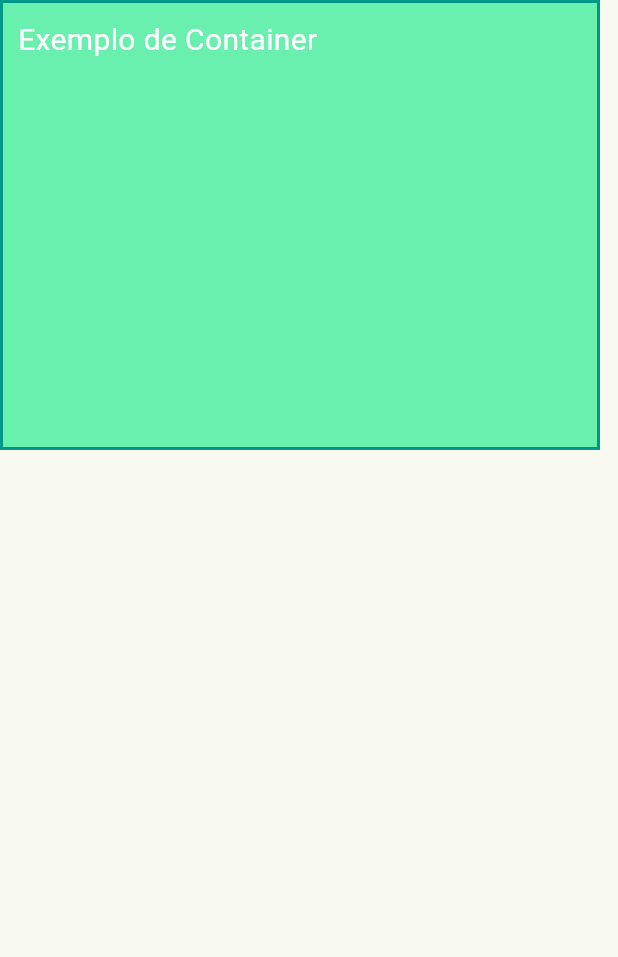
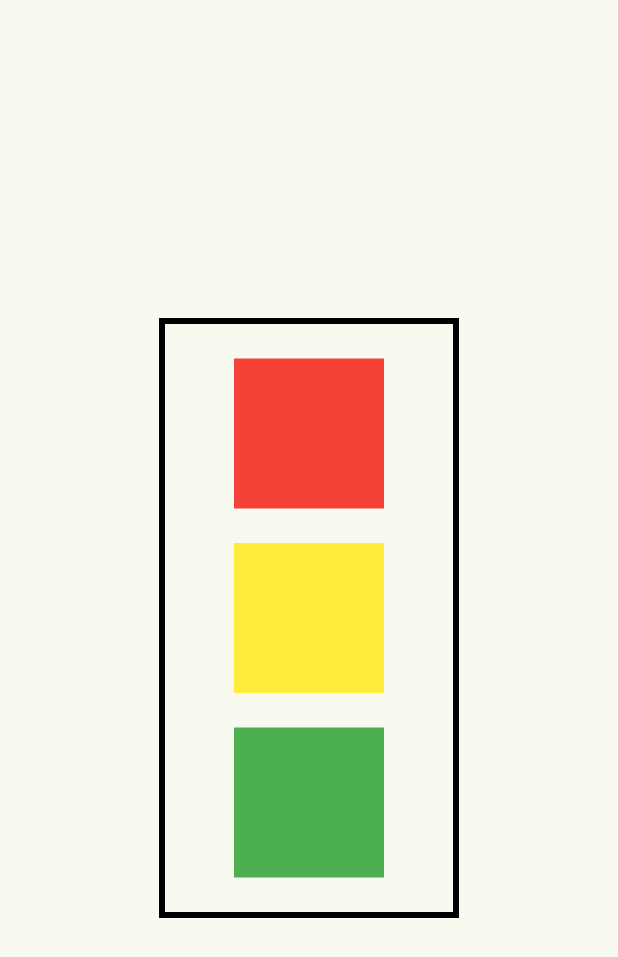
Before and after one commit to joao-victor-73/EstudosADS, a Flutter app: the screen it shows after launch, on a phone screen of 412 x 824 dp. Shown: the top 957 px of the screen. Run offline on Flutter 3.47's test engine with Material 3 defaults, Android fonts, the light colour scheme and no system bars.

Commit message:
Treinando o Column

```diff
--- a/Desenvolvimento p Dispositivos Moveis/Aulas/Aula 05 - 16-03/column_container_row/lib/main.dart
+++ b/Desenvolvimento p Dispositivos Moveis/Aulas/Aula 05 - 16-03/column_container_row/lib/main.dart
@@ -35,25 +35,35 @@
   @override
   Widget build(BuildContext context) {
     return Scaffold(
-        body: Container(
-            decoration: BoxDecoration(
-              color: Colors.greenAccent,
-              border: Border.all(
-                color: Colors.teal,
-                width: 2,
-              ),
-            ),
-            padding: const EdgeInsets.all(10),
-            height: 300,
-            width: 400,
-            child: const Text(
-              'Exemplo de Container',
-              style: TextStyle(color: Colors.white, fontSize: 20),
-            )));
+        body: Center(
+            child: Container(
+                decoration: BoxDecoration(border: Border.all(width: 4)),
+                height: 400,
+                width: 200,
+                child: Column(
+                  mainAxisAlignment: MainAxisAlignment.spaceEvenly,
+                  children: [
+                    Container(
+                      width: 100,
+                      height: 100,
+                      color: Colors.red,
+                    ),
+                    Container(
+                      width: 100,
+                      height: 100,
+                      color: Colors.yellow,
+                    ),
+                    Container(
+                      width: 100,
+                      height: 100,
+                      color: Colors.green,
+                    ),
+                  ],
+                ))));
   }
 }
 
-/* Exemplo de Container
+/* Exemplo de Usos no Container
 
 class _MyHomePageState extends State<MyHomePage> {
   @override
```
